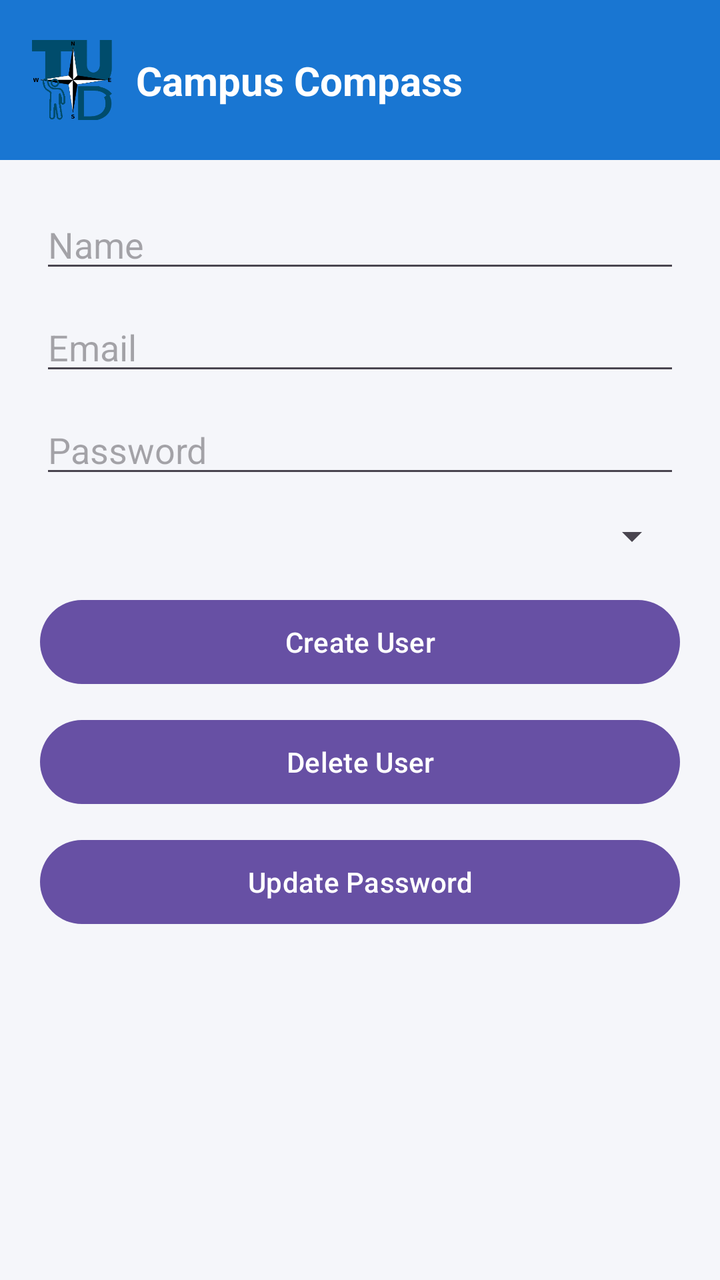
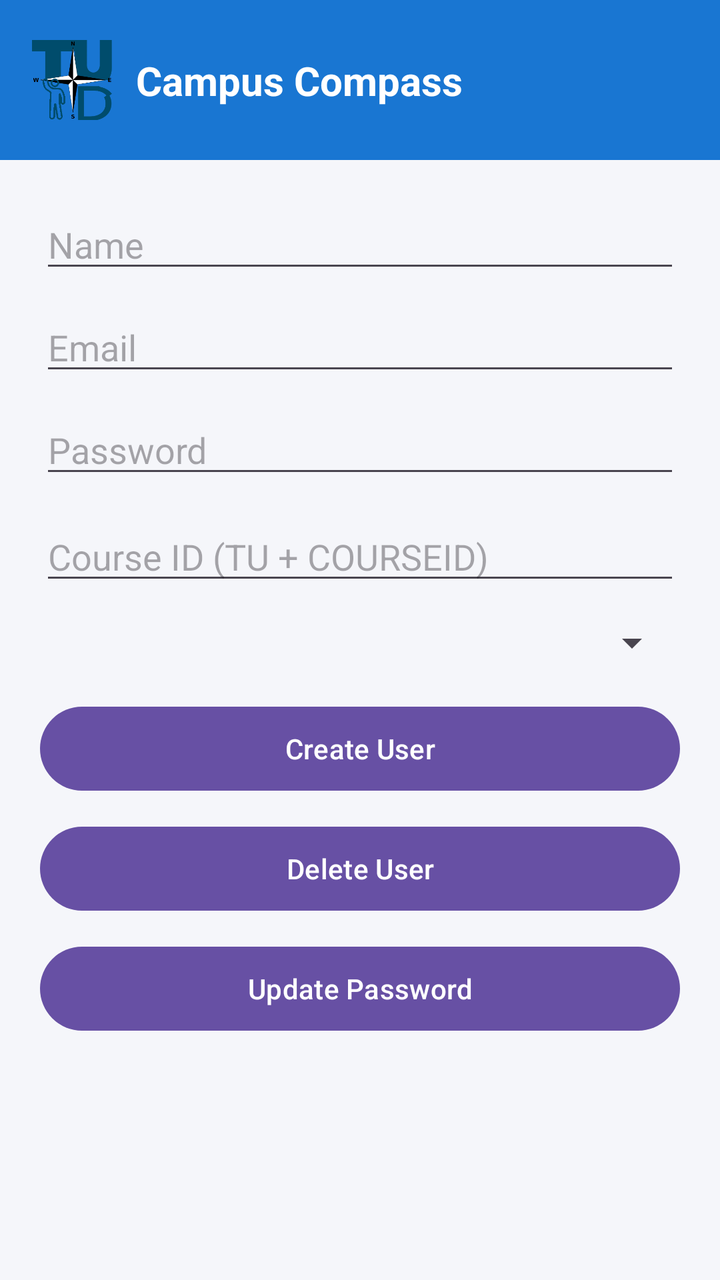

An Android layout rendered at two revisions. The XML below is the earlier revision; the diff shows what the commit changed to produce the second picture.
<!-- AndroidManifest.xml: application theme Theme.CampusCompass -->
<!-- res/layout/activity_administration.xml -->
<?xml version="1.0" encoding="utf-8"?>
<androidx.constraintlayout.widget.ConstraintLayout
    xmlns:android="http://schemas.android.com/apk/res/android"
    xmlns:app="http://schemas.android.com/apk/res-auto"
    android:layout_width="match_parent"
    android:layout_height="match_parent"
    android:background="#F5F6FA">

       <include
        android:id="@+id/topBar"
        layout="@layout/top_bar"
        app:layout_constraintTop_toTopOf="parent"
        app:layout_constraintStart_toStartOf="parent"
        app:layout_constraintEnd_toEndOf="parent"/>

        <ScrollView
        android:layout_width="0dp"
        android:layout_height="0dp"
        app:layout_constraintTop_toBottomOf="@id/topBar"
        app:layout_constraintBottom_toBottomOf="parent"
        app:layout_constraintStart_toStartOf="parent"
        app:layout_constraintEnd_toEndOf="parent">

        <LinearLayout
            android:orientation="vertical"
            android:padding="20dp"
            android:layout_width="match_parent"
            android:layout_height="wrap_content">

            <EditText
                android:id="@+id/adminName"
                android:hint="Name"
                android:layout_width="match_parent"
                android:layout_height="wrap_content"
                android:layout_marginBottom="10dp"/>

            <EditText
                android:id="@+id/adminEmail"
                android:hint="Email"
                android:layout_width="match_parent"
                android:layout_height="wrap_content"
                android:layout_marginBottom="10dp"/>

            <EditText
                android:id="@+id/adminPassword"
                android:hint="Password"
                android:inputType="textPassword"
                android:layout_width="match_parent"
                android:layout_height="wrap_content"
                android:layout_marginBottom="12dp"/>

            <Spinner
                android:id="@+id/roleSpinner"
                android:layout_width="match_parent"
                android:layout_height="wrap_content"
                android:layout_marginBottom="16dp"/>

            <Button
                android:id="@+id/createUserBtn"
                android:text="Create User"
                android:layout_width="match_parent"
                android:layout_height="50dp"
                android:layout_marginBottom="10dp"/>

            <Button
                android:id="@+id/deleteUserBtn"
                android:text="Delete User"
                android:layout_width="match_parent"
                android:layout_height="50dp"
                android:layout_marginBottom="10dp"/>

            <Button
                android:id="@+id/updatePasswordBtn"
                android:text="Update Password"
                android:layout_width="match_parent"
                android:layout_height="50dp"/>

        </LinearLayout>
    </ScrollView>

</androidx.constraintlayout.widget.ConstraintLayout>
<!-- res/layout/top_bar.xml (included above) -->
<?xml version="1.0" encoding="utf-8"?>
<androidx.constraintlayout.widget.ConstraintLayout
    xmlns:android="http://schemas.android.com/apk/res/android"
    xmlns:app="http://schemas.android.com/apk/res-auto"
    android:id="@+id/topBar"
    android:layout_width="match_parent"
    android:layout_height="80dp"
    android:background="#1976D2">

    <ImageView
        android:id="@+id/logoImage"
        android:layout_width="40dp"
        android:layout_height="40dp"
        android:src="@drawable/campus_compass"
        android:contentDescription="Logo"
        app:layout_constraintTop_toTopOf="parent"
        app:layout_constraintBottom_toBottomOf="parent"
        app:layout_constraintStart_toStartOf="parent"
        android:layout_marginStart="16dp"/>

    <TextView
        android:id="@+id/titleText"
        android:layout_width="wrap_content"
        android:layout_height="wrap_content"
        android:text="Campus Compass"
        android:textColor="#FFFFFF"
        android:textSize="20sp"
        android:textStyle="bold"
        app:layout_constraintTop_toTopOf="parent"
        app:layout_constraintBottom_toBottomOf="parent"
        app:layout_constraintStart_toEndOf="@id/logoImage"
        android:layout_marginStart="12dp"/>

</androidx.constraintlayout.widget.ConstraintLayout>
<!-- resources referenced by this layout -->
<resources>
  <!-- drawable campus_compass: png bitmap (drawable, 10718 bytes) -->
  <style name="Theme.CampusCompass" parent="Base.Theme.CampusCompass" />
  <style name="Base.Theme.CampusCompass" parent="Theme.Material3.DayNight.NoActionBar">
          
          
      </style>
</resources>

<!-- the commit's change to res/layout/activity_administration.xml (unified diff, before → after) -->
@@ -32,6 +32,7 @@
                 android:hint="Name"
                 android:layout_width="match_parent"
                 android:layout_height="wrap_content"
+                android:textColor="#000000"
                 android:layout_marginBottom="10dp"/>
 
             <EditText
@@ -39,6 +40,7 @@
                 android:hint="Email"
                 android:layout_width="match_parent"
                 android:layout_height="wrap_content"
+                android:textColor="#000000"
                 android:layout_marginBottom="10dp"/>
 
             <EditText
@@ -47,12 +49,23 @@
                 android:inputType="textPassword"
                 android:layout_width="match_parent"
                 android:layout_height="wrap_content"
+                android:textColor="#000000"
+                android:layout_marginBottom="12dp"/>
+
+            <EditText
+                android:id="@+id/adminCourse"
+                android:hint="Course ID (TU + COURSEID)"
+                android:inputType="text"
+                android:textColor="#000000"
+                android:layout_width="match_parent"
+                android:layout_height="wrap_content"
                 android:layout_marginBottom="12dp"/>
 
             <Spinner
                 android:id="@+id/roleSpinner"
                 android:layout_width="match_parent"
                 android:layout_height="wrap_content"
+                android:textColor="#000000"
                 android:layout_marginBottom="16dp"/>
 
             <Button
@@ -60,6 +73,7 @@
                 android:text="Create User"
                 android:layout_width="match_parent"
                 android:layout_height="50dp"
+
                 android:layout_marginBottom="10dp"/>
 
             <Button
